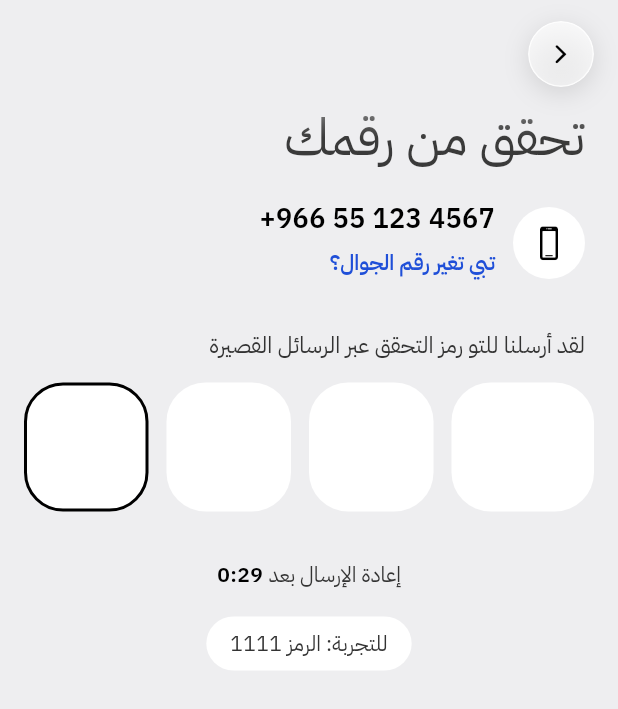
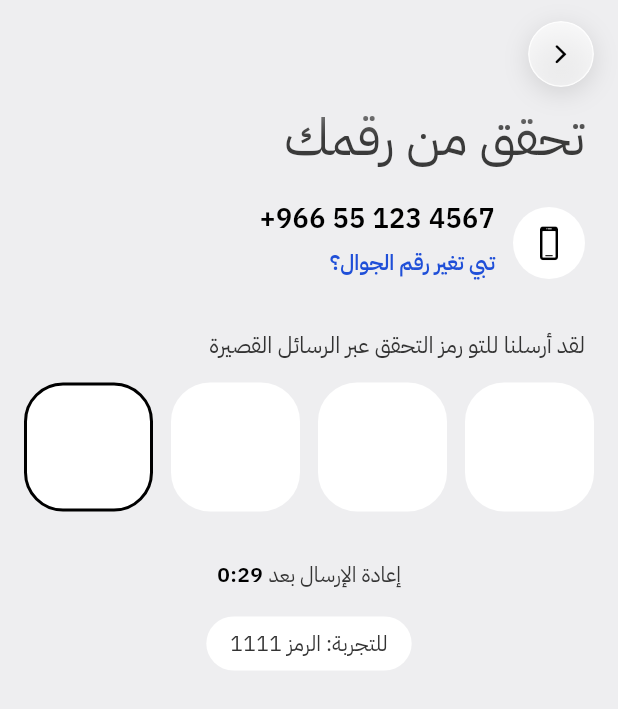
Before and after one commit to abu-abdullah-alghamdi/Clinics-App, a Flutter app: the OtpScreen screen opened directly, on a phone screen of 412 x 824 dp. Shown: the top 709 px of the screen. Run offline on Flutter 3.47's test engine with Material 3 defaults, Android fonts, the phone set to English and light mode, and no system bars; our stand-ins replace cupertino_native_better, flutter_local_notifications, flutter_slidable, share_plus, shared_preferences, timezone; missing offline and left inert: add_2_calendar; accounts and stored records are empty.

Commit message:
رمز التحقق: خانات بنفس العرض [update-goldens]
Co-Authored-By: Claude Opus 5.5 <noreply@anthropic.com>
Claude-Session: https://claude.ai/code/session_013i99uLUE7TyRCX4e6br9yw

```diff
--- a/lib/screens/otp_screen.dart
+++ b/lib/screens/otp_screen.dart
@@ -113,6 +113,28 @@ class _OtpScreenState extends State<OtpScreen> with SingleTickerProviderStateMix
     return '+966 ${n.substring(0, 2)} ${n.substring(2, 5)} ${n.substring(5)}';
   }
 
+  /// خانة رقم واحدة من خانات الرمز
+  Widget _box(int i, String code) {
+    final filled = i < code.length;
+    final active = !_ok && i == code.length;
+    final borderColor = _error
+        ? AppColors.red
+        : active
+            ? AppColors.ink
+            : Colors.transparent;
+    return AnimatedContainer(
+      duration: motion(context, 200),
+      height: 86 * uiScale(context),
+      alignment: Alignment.center,
+      decoration: BoxDecoration(
+        color: _ok ? AppColors.accent : AppColors.white,
+        borderRadius: BorderRadius.circular(26),
+        border: Border.all(color: borderColor, width: 2),
+      ),
+      child: Text(filled ? fmtNum(code[i]) : '', style: ts(34, weight: FontWeight.w500, color: _ok ? AppColors.onAccent : null)),
+    );
+  }
+
   @override
   Widget build(BuildContext context) {
     final code = _code;
@@ -185,31 +207,13 @@ class _OtpScreenState extends State<OtpScreen> with SingleTickerProviderStateMix
                           Directionality(
                             textDirection: TextDirection.ltr,
                             child: Row(
-                              children: List.generate(4, (i) {
-                                final filled = i < code.length;
-                                final active = !_ok && i == code.length;
-                                final borderColor = _error
-                                    ? AppColors.red
-                                    : active
-                                        ? AppColors.ink
-                                        : Colors.transparent;
-                                return Expanded(
-                                  child: Padding(
-                                    padding: EdgeInsets.only(right: i < 3 ? 12 : 0),
-                                    child: AnimatedContainer(
-                                      duration: motion(context, 200),
-                                      height: 86 * uiScale(context),
-                                      alignment: Alignment.center,
-                                      decoration: BoxDecoration(
-                                        color: _ok ? AppColors.accent : AppColors.white,
-                                        borderRadius: BorderRadius.circular(26),
-                                        border: Border.all(color: borderColor, width: 2),
-                                      ),
-                                      child: Text(filled ? fmtNum(code[i]) : '', style: ts(34, weight: FontWeight.w500, color: _ok ? AppColors.onAccent : null)),
-                                    ),
-                                  ),
-                                );
-                              }),
+                              // 4 خانات بنفس العرض بالضبط، وبينها مسافة 12
+                              children: [
+                                for (var i = 0; i < 4; i++) ...[
+                                  if (i > 0) const SizedBox(width: 12),
+                                  Expanded(child: _box(i, code)),
+                                ],
+                              ],
                             ),
                           ),
                           // حقل مخفي يستقبل الأرقام (ويدعم تعبئة الرمز التلقائية من الرسائل)
```
Also changed, not shown: 1 other file.
